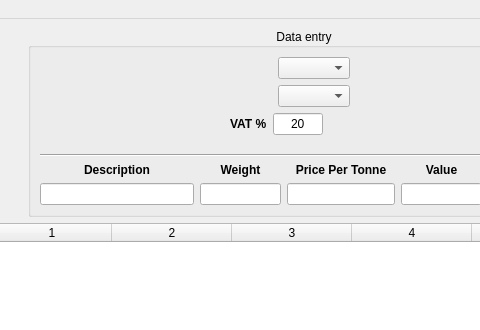
The window that main_program/gui_interface_designs/invoice_window_design.ui (yimenhfeifei/josm-invoice) describes before a commit, drawn with Qt 5; both pictures show x 96 to 576 and y 0 to 330 of the 800 by 530 pixel window.
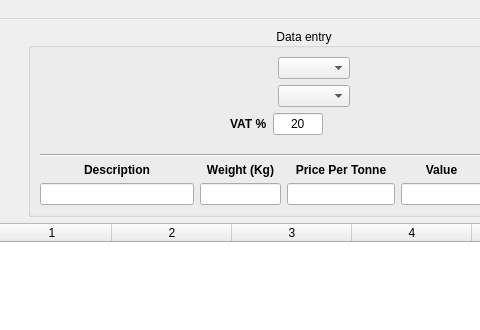
The same window after the commit. Custom widgets are drawn as their Qt base class.

Patch:
```diff
--- a/main_program/gui_interface_designs/invoice_window_design.ui
+++ b/main_program/gui_interface_designs/invoice_window_design.ui
@@ -266,7 +266,7 @@
 &lt;html&gt;&lt;head&gt;&lt;meta name=&quot;qrichtext&quot; content=&quot;1&quot; /&gt;&lt;style type=&quot;text/css&quot;&gt;
 p, li { white-space: pre-wrap; }
 &lt;/style&gt;&lt;/head&gt;&lt;body style=&quot; font-family:'Sans Serif'; font-size:9pt; font-weight:400; font-style:normal;&quot;&gt;
-&lt;p style=&quot; margin-top:0px; margin-bottom:0px; margin-left:0px; margin-right:0px; -qt-block-indent:0; text-indent:0px;&quot;&gt;&lt;span style=&quot; font-weight:600;&quot;&gt;Weight&lt;/span&gt;&lt;/p&gt;&lt;/body&gt;&lt;/html&gt;</string>
+&lt;p style=&quot; margin-top:0px; margin-bottom:0px; margin-left:0px; margin-right:0px; -qt-block-indent:0; text-indent:0px;&quot;&gt;&lt;span style=&quot; font-weight:600;&quot;&gt;Weight (Kg)&lt;/span&gt;&lt;/p&gt;&lt;/body&gt;&lt;/html&gt;</string>
                  </property>
                  <property name="alignment">
                   <set>Qt::AlignCenter</set>
```
Left out of the diff: 10 changed lines with no effect on the pictures.
